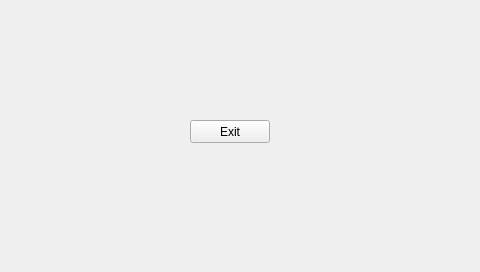
First picture: the form in GUI/statistik.ui, repository EITPRJ3/GUI_Software, before the edit.
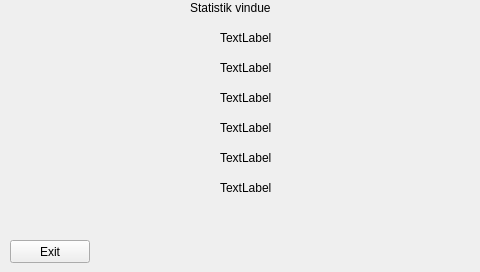
Second picture: the form after the edit.

Diff of the .ui file:
```diff
--- a/GUI/statistik.ui
+++ b/GUI/statistik.ui
@@ -16,8 +16,8 @@
   <widget class="QPushButton" name="Exit">
    <property name="geometry">
     <rect>
-     <x>190</x>
-     <y>120</y>
+     <x>10</x>
+     <y>240</y>
      <width>80</width>
      <height>23</height>
     </rect>
@@ -26,6 +26,175 @@
     <string>Exit</string>
    </property>
   </widget>
+  <widget class="QLabel" name="PieLabel">
+   <property name="geometry">
+    <rect>
+     <x>30</x>
+     <y>30</y>
+     <width>181</width>
+     <height>181</height>
+    </rect>
+   </property>
+   <property name="text">
+    <string/>
+   </property>
+  </widget>
+  <widget class="QLabel" name="NormalLabel">
+   <property name="geometry">
+    <rect>
+     <x>220</x>
+     <y>30</y>
+     <width>271</width>
+     <height>16</height>
+    </rect>
+   </property>
+   <property name="text">
+    <string>TextLabel</string>
+   </property>
+  </widget>
+  <widget class="QLabel" name="WeakLabel">
+   <property name="geometry">
+    <rect>
+     <x>220</x>
+     <y>60</y>
+     <width>271</width>
+     <height>16</height>
+    </rect>
+   </property>
+   <property name="text">
+    <string>TextLabel</string>
+   </property>
+  </widget>
+  <widget class="QLabel" name="WaterLabel">
+   <property name="geometry">
+    <rect>
+     <x>220</x>
+     <y>120</y>
+     <width>271</width>
+     <height>16</height>
+    </rect>
+   </property>
+   <property name="text">
+    <string>TextLabel</string>
+   </property>
+  </widget>
+  <widget class="QLabel" name="StrongLabel">
+   <property name="geometry">
+    <rect>
+     <x>220</x>
+     <y>90</y>
+     <width>271</width>
+     <height>16</height>
+    </rect>
+   </property>
+   <property name="text">
+    <string>TextLabel</string>
+   </property>
+  </widget>
+  <widget class="QLabel" name="FavoriteLabel">
+   <property name="geometry">
+    <rect>
+     <x>220</x>
+     <y>150</y>
+     <width>271</width>
+     <height>16</height>
+    </rect>
+   </property>
+   <property name="text">
+    <string>TextLabel</string>
+   </property>
+  </widget>
+  <widget class="QLabel" name="WeakColor">
+   <property name="geometry">
+    <rect>
+     <x>190</x>
+     <y>60</y>
+     <width>16</width>
+     <height>16</height>
+    </rect>
+   </property>
+   <property name="text">
+    <string/>
+   </property>
+  </widget>
+  <widget class="QLabel" name="StrongColor">
+   <property name="geometry">
+    <rect>
+     <x>190</x>
+     <y>90</y>
+     <width>16</width>
+     <height>16</height>
+    </rect>
+   </property>
+   <property name="text">
+    <string/>
+   </property>
+  </widget>
+  <widget class="QLabel" name="WaterColor">
+   <property name="geometry">
+    <rect>
+     <x>190</x>
+     <y>120</y>
+     <width>16</width>
+     <height>16</height>
+    </rect>
+   </property>
+   <property name="text">
+    <string/>
+   </property>
+  </widget>
+  <widget class="QLabel" name="NormalColor">
+   <property name="geometry">
+    <rect>
+     <x>190</x>
+     <y>30</y>
+     <width>16</width>
+     <height>16</height>
+    </rect>
+   </property>
+   <property name="text">
+    <string/>
+   </property>
+  </widget>
+  <widget class="QLabel" name="FavoriteColor">
+   <property name="geometry">
+    <rect>
+     <x>190</x>
+     <y>150</y>
+     <width>16</width>
+     <height>16</height>
+    </rect>
+   </property>
+   <property name="text">
+    <string/>
+   </property>
+  </widget>
+  <widget class="QLabel" name="TotalAntal">
+   <property name="geometry">
+    <rect>
+     <x>220</x>
+     <y>180</y>
+     <width>241</width>
+     <height>16</height>
+    </rect>
+   </property>
+   <property name="text">
+    <string>TextLabel</string>
+   </property>
+  </widget>
+  <widget class="QLabel" name="label">
+   <property name="geometry">
+    <rect>
+     <x>190</x>
+     <y>0</y>
+     <width>141</width>
+     <height>16</height>
+    </rect>
+   </property>
+   <property name="text">
+    <string>Statistik vindue</string>
+   </property>
+  </widget>
  </widget>
  <resources/>
  <connections/>
```
